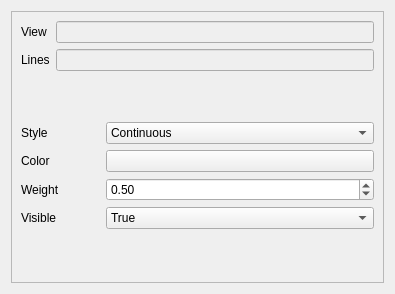
berndhahnebach/All_FreeCAD, file src/Mod/TechDraw/Gui/TaskLineDecor.ui: the form before one commit.
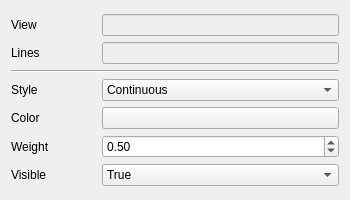
The form after the commit. Custom widgets are drawn as their Qt base class.

Commit message:
[TD] refurbish LineDecorDlg
- also set a better step size
- also apply the changes in the DLG immediately

see: https://forum.freecadweb.org/viewtopic.php?f=35&t=44362&p=379377#p379377

Patch:
```diff
--- a/src/Mod/TechDraw/Gui/TaskLineDecor.ui
+++ b/src/Mod/TechDraw/Gui/TaskLineDecor.ui
@@ -6,12 +6,12 @@
    <rect>
     <x>0</x>
     <y>0</y>
-    <width>395</width>
-    <height>294</height>
+    <width>350</width>
+    <height>200</height>
    </rect>
   </property>
   <property name="sizePolicy">
-   <sizepolicy hsizetype="Fixed" vsizetype="Expanding">
+   <sizepolicy hsizetype="Fixed" vsizetype="MinimumExpanding">
     <horstretch>0</horstretch>
     <verstretch>0</verstretch>
    </sizepolicy>
@@ -27,36 +27,7 @@
   </property>
   <layout class="QVBoxLayout" name="verticalLayout_2">
    <item>
-    <widget class="QFrame" name="frame">
-     <property name="sizePolicy">
-      <sizepolicy hsizetype="Expanding" vsizetype="Expanding">
-       <horstretch>0</horstretch>
-       <verstretch>0</verstretch>
-      </sizepolicy>
-     </property>
-     <property name="frameShape">
-      <enum>QFrame::StyledPanel</enum>
-     </property>
-     <property name="frameShadow">
-      <enum>QFrame::Raised</enum>
-     </property>
-     <layout class="QVBoxLayout" name="verticalLayout_3">
-      <item>
-       <layout class="QGridLayout" name="gridLayout_5">
-        <item row="1" column="1">
-         <widget class="QLineEdit" name="le_Lines">
-          <property name="enabled">
-           <bool>false</bool>
-          </property>
-         </widget>
-        </item>
-        <item row="1" column="0">
-         <widget class="QLabel" name="label_10">
-          <property name="text">
-           <string>Lines</string>
-          </property>
-         </widget>
-        </item>
+    <layout class="QGridLayout" name="gridLayout">
         <item row="0" column="0">
          <widget class="QLabel" name="label_4">
           <property name="text">
@@ -64,7 +35,7 @@
           </property>
          </widget>
         </item>
-        <item row="0" column="1">
+     <item row="0" column="2">
          <widget class="QLineEdit" name="le_View">
           <property name="enabled">
            <bool>false</bool>
@@ -80,28 +51,42 @@
           </property>
          </widget>
         </item>
-       </layout>
-      </item>
-      <item>
-       <spacer name="verticalSpacer_2">
+     <item row="1" column="0">
+      <widget class="QLabel" name="label_10">
+       <property name="text">
+        <string>Lines</string>
+       </property>
+      </widget>
+     </item>
+     <item row="1" column="2">
+      <widget class="QLineEdit" name="le_Lines">
+       <property name="enabled">
+        <bool>false</bool>
+       </property>
+      </widget>
+     </item>
+     <item row="2" column="0" colspan="3">
+      <widget class="Line" name="line">
         <property name="orientation">
-         <enum>Qt::Vertical</enum>
-        </property>
-        <property name="sizeHint" stdset="0">
-         <size>
-          <width>20</width>
-          <height>40</height>
-         </size>
-        </property>
-       </spacer>
-      </item>
-      <item>
-       <layout class="QGridLayout" name="gridLayout_4" columnstretch="0,0,1">
-        <item row="0" column="1">
+        <enum>Qt::Horizontal</enum>
+       </property>
+      </widget>
+     </item>
+     <item row="3" column="0">
+      <widget class="QLabel" name="label_6">
+       <property name="text">
+        <string>Style</string>
+       </property>
+      </widget>
+     </item>
+     <item row="3" column="1">
          <spacer name="horizontalSpacer_4">
           <property name="orientation">
            <enum>Qt::Horizontal</enum>
           </property>
+       <property name="sizeType">
+        <enum>QSizePolicy::Preferred</enum>
+       </property>
           <property name="sizeHint" stdset="0">
            <size>
             <width>40</width>
@@ -110,28 +95,46 @@
           </property>
          </spacer>
         </item>
-        <item row="1" column="0">
+     <item row="3" column="2">
+      <widget class="QComboBox" name="cb_Style">
+       <property name="currentIndex">
+        <number>0</number>
+       </property>
+       <item>
+        <property name="text">
+         <string>Continuous</string>
+        </property>
+       </item>
+       <item>
+        <property name="text">
+         <string>Dash</string>
+        </property>
+       </item>
+       <item>
+        <property name="text">
+         <string>Dot</string>
+        </property>
+       </item>
+       <item>
+        <property name="text">
+         <string>DashDot</string>
+        </property>
+       </item>
+       <item>
+        <property name="text">
+         <string>DashDotDot</string>
+        </property>
+       </item>
+      </widget>
+     </item>
+     <item row="4" column="0">
          <widget class="QLabel" name="label_14">
           <property name="text">
            <string>Color</string>
           </property>
          </widget>
         </item>
-        <item row="0" column="0">
-         <widget class="QLabel" name="label_6">
-          <property name="text">
-           <string>Style</string>
-          </property>
-         </widget>
-        </item>
-        <item row="2" column="0">
-         <widget class="QLabel" name="label_15">
-          <property name="text">
-           <string>Weight</string>
-          </property>
-         </widget>
-        </item>
-        <item row="1" column="2">
+     <item row="4" column="2">
          <widget class="Gui::ColorButton" name="cc_Color">
           <property name="color">
            <color>
@@ -142,7 +145,14 @@
           </property>
          </widget>
         </item>
-        <item row="2" column="2">
+     <item row="5" column="0">
+      <widget class="QLabel" name="label_15">
+       <property name="text">
+        <string>Weight</string>
+       </property>
+      </widget>
+     </item>
+     <item row="5" column="2">
          <widget class="QDoubleSpinBox" name="dsb_Weight">
           <property name="toolTip">
            <string>Thickness of pattern lines.</string>
@@ -152,14 +162,14 @@
           </property>
          </widget>
         </item>
-        <item row="3" column="0">
+     <item row="6" column="0">
          <widget class="QLabel" name="label">
           <property name="text">
            <string>Visible</string>
           </property>
          </widget>
         </item>
-        <item row="3" column="2">
+     <item row="6" column="2">
          <widget class="QComboBox" name="cb_Visible">
           <property name="currentIndex">
            <number>1</number>
@@ -185,55 +195,7 @@
           </item>
          </widget>
         </item>
-        <item row="0" column="2">
-         <widget class="QComboBox" name="cb_Style">
-          <property name="currentIndex">
-           <number>0</number>
-          </property>
-          <item>
-           <property name="text">
-            <string>Continuous</string>
-           </property>
-          </item>
-          <item>
-           <property name="text">
-            <string>Dash</string>
-           </property>
-          </item>
-          <item>
-           <property name="text">
-            <string>Dot</string>
-           </property>
-          </item>
-          <item>
-           <property name="text">
-            <string>DashDot</string>
-           </property>
-          </item>
-          <item>
-           <property name="text">
-            <string>DashDotDot</string>
-           </property>
-          </item>
-         </widget>
-        </item>
-       </layout>
-      </item>
-      <item>
-       <spacer name="verticalSpacer">
-        <property name="orientation">
-         <enum>Qt::Vertical</enum>
-        </property>
-        <property name="sizeHint" stdset="0">
-         <size>
-          <width>20</width>
-          <height>40</height>
-         </size>
-        </property>
-       </spacer>
-      </item>
-     </layout>
-    </widget>
+    </layout>
    </item>
   </layout>
  </widget>
```
Left out of the diff: 4 changed lines with no effect on the pictures. Lines whose indentation alone changed are shown as unchanged. The commit also changes 1 other file.
